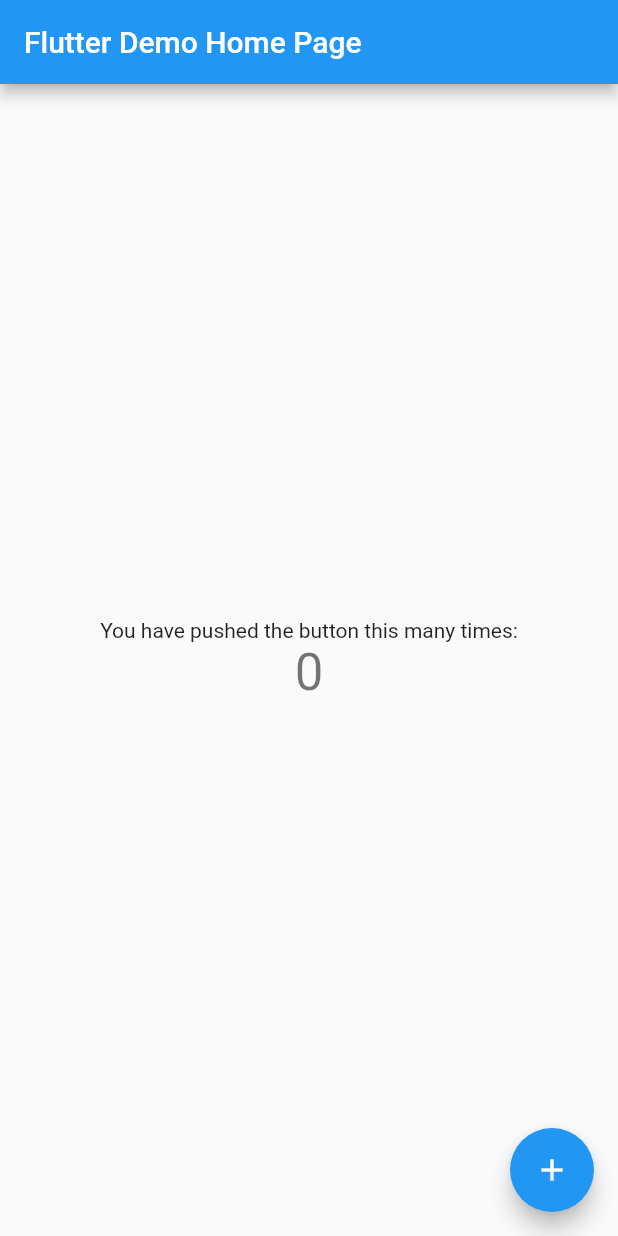
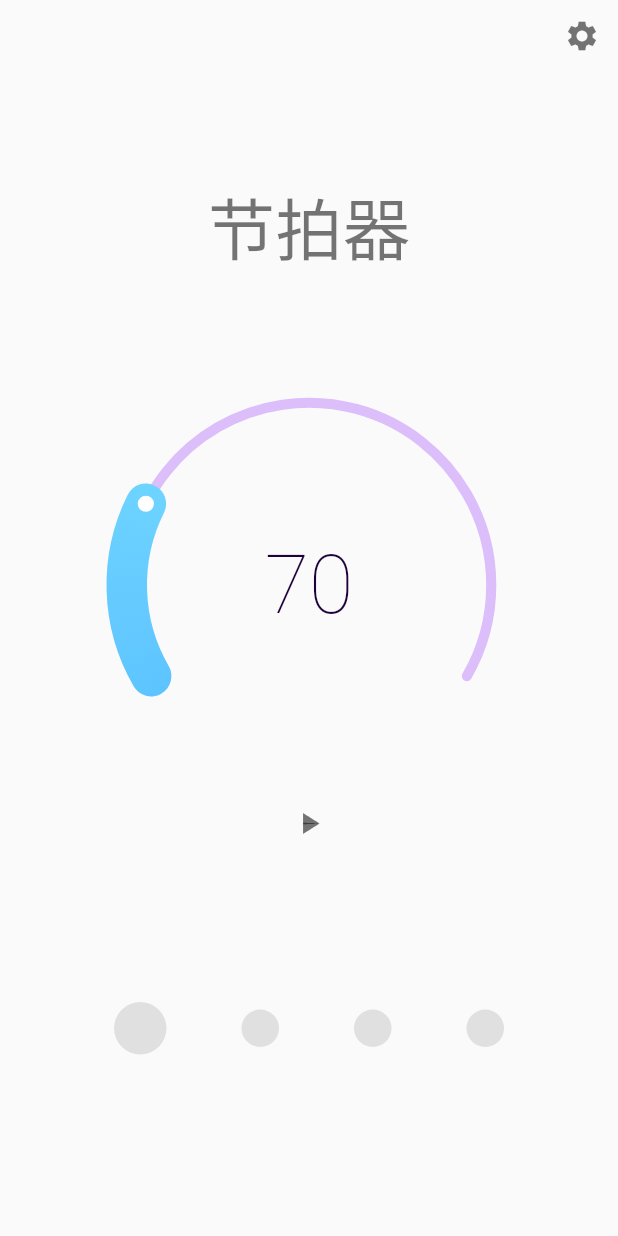
Before and after one commit to Tyrone2333/metronomelutter, a Flutter app: the screen it shows after launch, on a phone screen of 412 x 824 dp. Run offline on Flutter 3.47's test engine with Material 2 defaults, Android fonts, the phone set to English and light mode, and no system bars; drawn by our look-alikes of sleek_circular_slider; our stand-ins replace assets_audio_player, shared_preferences, wakelock.

Commit message:
feat: 添加代码,初版可用

```diff
--- /dev/null
+++ b/lib/component/indactor.dart
@@ -0,0 +1,27 @@
+import 'package:flutter/material.dart';
+
+class IndactorRow extends StatelessWidget {
+  final int nowStep;
+  final List steps = List(4);
+  IndactorRow(this.nowStep);
+
+  @override
+  Widget build(BuildContext context) {
+    return Row(
+        mainAxisAlignment: MainAxisAlignment.center,
+        children: steps
+            .asMap()
+            .entries
+            .map((entry) => Container(
+                margin: EdgeInsets.all(25),
+                width: entry.key == 0 ? 35.0 : 25.0,
+                height: entry.key == 0 ? 35.0 : 25.0,
+                decoration: BoxDecoration(
+                    borderRadius: BorderRadius.circular(100),
+                    color: this.nowStep > -1 &&
+                            (this.nowStep % steps.length) == entry.key
+                        ? Color.fromARGB(255, 102, 204, 255)
+                        : Colors.grey[300])))
+            .toList());
+  }
+}
--- /dev/null
+++ b/lib/component/slider.dart
@@ -0,0 +1,58 @@
+import 'package:flutter/material.dart';
+import 'package:sleek_circular_slider/sleek_circular_slider.dart';
+import 'package:shared_preferences/shared_preferences.dart';
+
+class SliderRow extends StatelessWidget {
+  final int bpm;
+  final Function setBpmHandler;
+  final bool isRunning;
+  final Function toggleRunning;
+  final AnimationController _animationController;
+
+  SliderRow(this.bpm, this.setBpmHandler, this.isRunning, this.toggleRunning, this._animationController);
+
+  @override
+  Widget build(BuildContext context) {
+    return Column(
+      children: [
+        Row(
+          mainAxisAlignment: MainAxisAlignment.spaceAround,
+          children: [
+            SleekCircularSlider(
+              min: 30,
+              max: 200,
+              initialValue: this.bpm.toDouble(),
+              appearance: CircularSliderAppearance(
+                size: 270,
+                infoProperties: InfoProperties(
+                  modifier: (percentage) => percentage.toInt().toString(),
+                ),
+                customColors: CustomSliderColors(
+                  hideShadow: true,
+                  progressBarColors: [Color.fromARGB(255, 62, 164, 255), Color.fromARGB(255, 102, 204, 255), Color.fromARGB(255, 142, 244, 255)]
+                )
+              ),
+              onChange: (double value) {
+                setBpmHandler(value.toInt());
+                _storeBpm(value.toInt());
+            }),
+          ],
+        ),
+        IconButton(
+          icon: AnimatedIcon(
+            icon: AnimatedIcons.play_pause,
+            progress: _animationController,
+          ),
+          onPressed: () => toggleRunning(),
+          color: Theme.of(context).textTheme.headline3.color,
+        )
+      ]
+    );
+  }
+}
+
+_storeBpm(int bpm) async {
+  SharedPreferences prefs = await SharedPreferences.getInstance();
+  // print('_setSoundType: $soundtype');
+  await prefs.setInt('bpm', bpm);
+}
--- /dev/null
+++ b/lib/component/summerscar.dart
@@ -0,0 +1,39 @@
+import 'package:flutter/material.dart';
+import 'package:url_launcher/url_launcher.dart';
+import 'package:flutter/gestures.dart';
+
+class Summerscar extends StatelessWidget {
+  @override
+  Widget build(BuildContext context) {
+    return Opacity(
+        opacity: 0,
+        child: Container(
+          padding: EdgeInsets.only(bottom: 10),
+          child: RichText(
+            text: TextSpan(
+              children: [
+                TextSpan(
+                  style: TextStyle(
+                    color: Colors.grey[400]
+                  ),
+                  text: 'by ',
+                ),
+                TextSpan(
+                  style: TextStyle(color: Color.fromARGB(255, 102, 204, 255)),
+                  text: 'summerscar',
+                  recognizer: TapGestureRecognizer()
+                    ..onTap = () async {
+                      String url = 'https://github.com/summerscar';
+                      if (await canLaunch(url)) {
+                        await launch(url);
+                      } else {
+                        throw 'Could not launch $url';
+                      }
+                    },
+                ),
+              ],
+            ),
+          ),
+        ));
+  }
+}
--- a/lib/main.dart
+++ b/lib/main.dart
@@ -1,4 +1,13 @@
 import 'package:flutter/material.dart';
+import './component/slider.dart';
+import './component/indactor.dart';
+import 'dart:async';
+import 'package:assets_audio_player/assets_audio_player.dart';
+import './component/summerscar.dart';
+import 'package:wakelock/wakelock.dart';
+import 'package:flutter/foundation.dart';
+import './component/setting.dart';
+import 'package:shared_preferences/shared_preferences.dart';
 
 void main() {
   runApp(MyApp());
@@ -9,109 +18,146 @@
   @override
   Widget build(BuildContext context) {
     return MaterialApp(
-      title: 'Flutter Demo',
+      title: '节拍器',
       theme: ThemeData(
-        // This is the theme of your application.
-        //
-        // Try running your application with "flutter run". You'll see the
-        // application has a blue toolbar. Then, without quitting the app, try
-        // changing the primarySwatch below to Colors.green and then invoke
-        // "hot reload" (press "r" in the console where you ran "flutter run",
-        // or simply save your changes to "hot reload" in a Flutter IDE).
-        // Notice that the counter didn't reset back to zero; the application
-        // is not restarted.
         primarySwatch: Colors.blue,
-        // This makes the visual density adapt to the platform that you run
-        // the app on. For desktop platforms, the controls will be smaller and
-        // closer together (more dense) than on mobile platforms.
         visualDensity: VisualDensity.adaptivePlatformDensity,
       ),
-      home: MyHomePage(title: 'Flutter Demo Home Page'),
+      home: MyHomePage(title: '节拍器'),
     );
   }
 }
 
 class MyHomePage extends StatefulWidget {
   MyHomePage({Key key, this.title}) : super(key: key);
-
-  // This widget is the home page of your application. It is stateful, meaning
-  // that it has a State object (defined below) that contains fields that affect
-  // how it looks.
-
-  // This class is the configuration for the state. It holds the values (in this
-  // case the title) provided by the parent (in this case the App widget) and
-  // used by the build method of the State. Fields in a Widget subclass are
-  // always marked "final".
-
   final String title;
 
   @override
   _MyHomePageState createState() => _MyHomePageState();
 }
 
-class _MyHomePageState extends State<MyHomePage> {
-  int _counter = 0;
+class _MyHomePageState extends State<MyHomePage>
+    with SingleTickerProviderStateMixin {
+  int _bpm = 70;
+  int _nowStep = -1;
+  bool _isRunning = false;
+  Timer timer;
+  AssetsAudioPlayer assetsAudioPlayer = AssetsAudioPlayer();
+  AnimationController _animationController;
+  int soundType = 0;
 
-  void _incrementCounter() {
+  void _setBpmHanlder(int val) {
     setState(() {
-      // This call to setState tells the Flutter framework that something has
-      // changed in this State, which causes it to rerun the build method below
-      // so that the display can reflect the updated values. If we changed
-      // _counter without calling setState(), then the build method would not be
-      // called again, and so nothing would appear to happen.
-      _counter++;
+      _bpm = val;
     });
+  }
+
+  void _toggleIsRunning() {
+    if (_isRunning) {
+      timer.cancel();
+      _animationController.reverse();
+    } else {
+      runTimer();
+      _animationController.forward();
+    }
+    setState(() {
+      _isRunning = !_isRunning;
+    });
+  }
+
+  void _setNowStep() {
+    setState(() {
+      _nowStep++;
+    });
+  }
+
+  Future<void> _playAudio() {
+    int nextStep = _nowStep + 1;
+    if (nextStep % 4 == 0) {
+      return assetsAudioPlayer.open(Audio('assets/metronome$soundType-1.mp3'));
+    } else {
+      return assetsAudioPlayer.open(Audio('assets/metronome$soundType-2.mp3'));
+    }
+  }
+
+  void runTimer() {
+    timer = Timer(Duration(milliseconds: (60 / _bpm * 1000).toInt()), () {
+      _playAudio().then((value) => _setNowStep());
+      runTimer();
+    });
+  }
+
+  Future setBpm () async {
+    SharedPreferences prefs = await SharedPreferences.getInstance();
+    int bpm = prefs.getInt('bpm');
+    if (bpm != null) {
+      print('get bpm $bpm');
+      _setBpmHanlder(bpm);
+    }
+  }
+
+  Future setSoundType () async {
+    SharedPreferences prefs = await SharedPreferences.getInstance();
+    int soundType = prefs.getInt('sound');
+    if (soundType != null) {
+      print('get sound type $soundType');
+      this.soundType = soundType;
+    }
+  }
+
+  @override
+  void initState() {
+    super.initState();
+    if (!kIsWeb) {
+      Wakelock.enable();
+    }
+    setSoundType();
+    setBpm();
+    _animationController =
+        AnimationController(vsync: this, duration: Duration(milliseconds: 300));
+  }
+
+  @override
+  void dispose() {
+    super.dispose();
+    _animationController.dispose();
   }
 
   @override
   Widget build(BuildContext context) {
-    // This method is rerun every time setState is called, for instance as done
-    // by the _incrementCounter method above.
-    //
-    // The Flutter framework has been optimized to make rerunning build methods
-    // fast, so that you can just rebuild anything that needs updating rather
-    // than having to individually change instances of widgets.
     return Scaffold(
-      appBar: AppBar(
-        // Here we take the value from the MyHomePage object that was created by
-        // the App.build method, and use it to set our appbar title.
-        title: Text(widget.title),
-      ),
         body: Center(
-        // Center is a layout widget. It takes a single child and positions it
-        // in the middle of the parent.
       child: Column(
-          // Column is also a layout widget. It takes a list of children and
-          // arranges them vertically. By default, it sizes itself to fit its
-          // children horizontally, and tries to be as tall as its parent.
-          //
-          // Invoke "debug painting" (press "p" in the console, choose the
-          // "Toggle Debug Paint" action from the Flutter Inspector in Android
-          // Studio, or the "Toggle Debug Paint" command in Visual Studio Code)
-          // to see the wireframe for each widget.
-          //
-          // Column has various properties to control how it sizes itself and
-          // how it positions its children. Here we use mainAxisAlignment to
-          // center the children vertically; the main axis here is the vertical
-          // axis because Columns are vertical (the cross axis would be
-          // horizontal).
-          mainAxisAlignment: MainAxisAlignment.center,
+        mainAxisAlignment: MainAxisAlignment.spaceBetween,
         children: <Widget>[
-            Text(
-              'You have pushed the button this many times:',
+          Container(
+            padding: EdgeInsets.only(top: MediaQuery.of(context).padding.top),
+            child: Row(
+              mainAxisAlignment: MainAxisAlignment.end,
+              children: [
+                IconButton(
+                  icon: Icon(Icons.settings),
+                  color: Theme.of(context).textTheme.headline3.color,
+                  onPressed: () async {
+                    final result = await Navigator.push(context, MaterialPageRoute(builder: (context) => Setting()));
+                    print('setting result: $result');
+                    setSoundType();
+                  },
+                )
+              ],
+            )
           ),
           Text(
-              '$_counter',
-              style: Theme.of(context).textTheme.headline4,
+            '节拍器',
+            style: Theme.of(context).textTheme.headline3,
           ),
+          SliderRow(_bpm, _setBpmHanlder, _isRunning, _toggleIsRunning,
+              _animationController),
+          IndactorRow(_nowStep),
+          Summerscar(),
         ],
       ),
-      ),
-      floatingActionButton: FloatingActionButton(
-        onPressed: _incrementCounter,
-        tooltip: 'Increment',
-        child: Icon(Icons.add),
-      ), // This trailing comma makes auto-formatting nicer for build methods.
+    ) // This trailing comma makes auto-formatting nicer for build methods.
         );
   }
 }
```
Also changed, not shown: lib/component/setting.dart (added, +90 -0 lines), pubspec.yaml (+8 -1 lines), preview/preview.jpg (added), pubspec.lock, 11 other files. Lines whose indentation alone changed are shown as unchanged.
